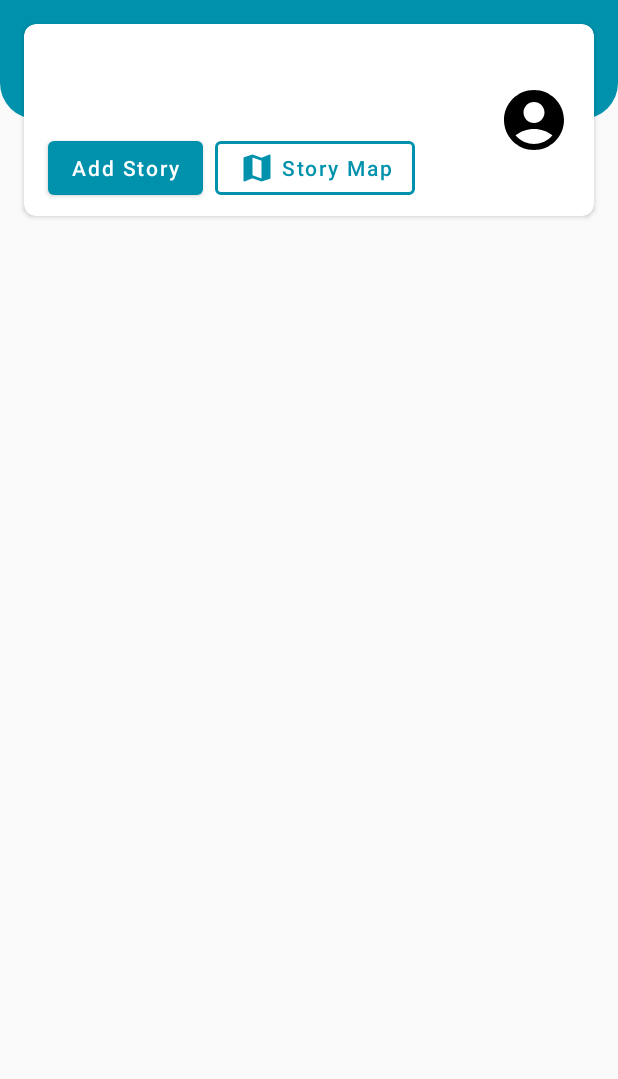
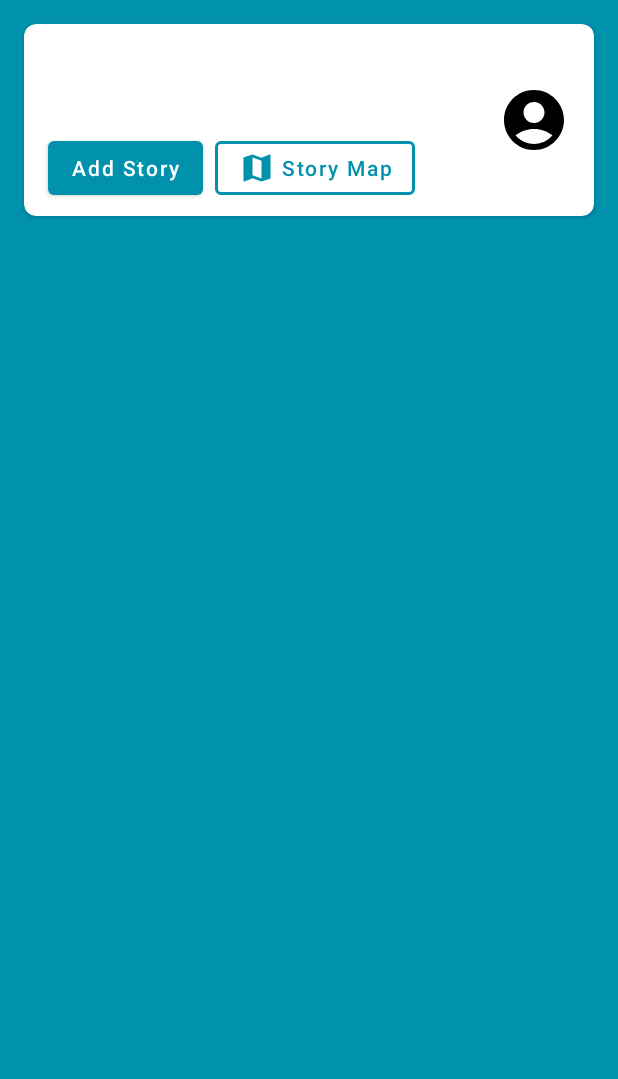
Before and after one commit to AbdulGimbul/MyDicodingStories, an Android app: the MainActivity screen opened directly, with no data from a screen before it, on a phone screen of 412 x 824 dp, the part 157-1236 px from its top. Run offline under Robolectric (Android 15) with nearby library versions, the phone set to English and light mode, and no system bars; our stand-ins replace Dagger/Hilt's generated code, paging; network calls fail; pictures from the network do not load.

```diff
--- a/app/src/main/AndroidManifest.xml
+++ b/app/src/main/AndroidManifest.xml
@@ -65,7 +65,8 @@
         <activity
             android:name=".ui.login.RegisterActivity"
             android:exported="false"
-            android:label="@string/title_activity_register" />
+            android:label="@string/title_activity_register"
+            android:windowSoftInputMode="adjustResize" />
         <activity
             android:name=".ui.login.LoginActivity"
             android:exported="true">
--- a/app/src/main/res/layout/activity_main.xml
+++ b/app/src/main/res/layout/activity_main.xml
@@ -4,7 +4,7 @@
     xmlns:tools="http://schemas.android.com/tools"
     android:layout_width="match_parent"
     android:layout_height="match_parent"
-    android:background="@color/bg"
+    android:background="@color/light_blue"
     tools:context=".ui.MainActivity">
 
     <View
@@ -14,7 +14,8 @@
         android:background="@drawable/custom_rectangle"
         app:layout_constraintEnd_toEndOf="parent"
         app:layout_constraintStart_toStartOf="parent"
-        app:layout_constraintTop_toTopOf="parent" />
+        app:layout_constraintTop_toTopOf="parent"
+        android:layout_marginTop="?attr/actionBarSize" />
 
     <TextView
         android:id="@+id/tv_title"
```
Also changed, not shown: app/src/main/java/com/abdl/mydicodingstories/ui/MainActivity.kt (+1 -10 lines).
